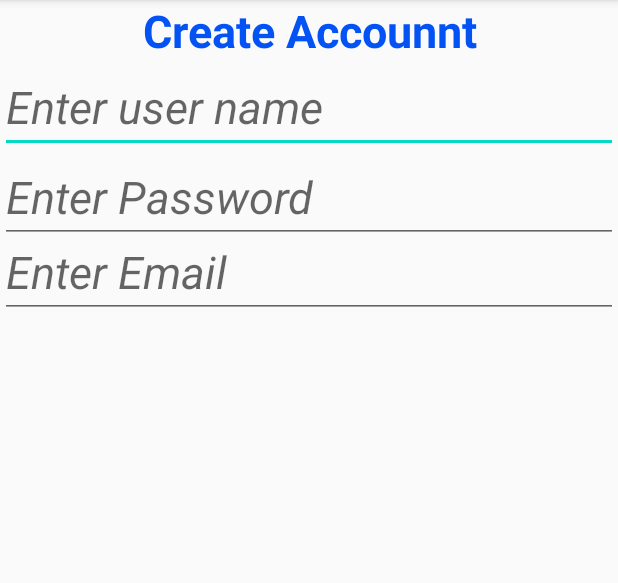
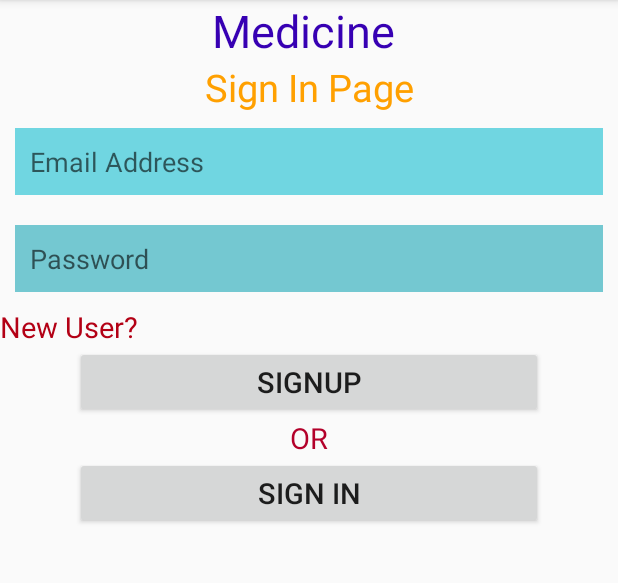
Before and after one commit to HaseebAli0122/loginform, an Android app: the screen it shows after launch (MainActivity), on a phone screen of 412 x 824 dp, the part 84-667 px from its top. Run offline under Robolectric (Android 15) with nearby library versions, the phone set to English and light mode, and no system bars.

Commit message:
project updated1

```diff
--- a/app/src/main/res/layout/activity_main.xml
+++ b/app/src/main/res/layout/activity_main.xml
@@ -1,55 +1,85 @@
 <?xml version="1.0" encoding="utf-8"?>
-<RelativeLayout xmlns:android="http://schemas.android.com/apk/res/android"
+<LinearLayout xmlns:android="http://schemas.android.com/apk/res/android"
     xmlns:app="http://schemas.android.com/apk/res-auto"
     xmlns:tools="http://schemas.android.com/tools"
     android:layout_width="match_parent"
     android:layout_height="match_parent"
+    android:orientation="vertical"
     tools:context=".MainActivity">
+
+    <TextView
+        android:id="@+id/text"
+        android:layout_width="match_parent"
+        android:layout_height="wrap_content"
+        android:text="Medicine "
+        android:gravity="center"
+        android:textSize="30dp"
+        android:textColor="@color/purple_700"
+        />
+    <TextView
+        android:layout_width="match_parent"
+        android:layout_height="wrap_content"
+        android:text="Sign In Page"
+        android:textSize="25dp"
+        android:gravity="center"
+        android:textColor="#FFA000"
+        android:id="@+id/txt1"
+        />
+    <EditText
+        android:layout_width="match_parent"
+        android:layout_height="wrap_content"
+        android:id="@+id/edit"
+        android:hint="Email Address"
+        android:background="#70D6E1"
+        android:textColor="@color/white"
+        android:layout_margin="10dp"
+        android:padding="10dp"
+        />
+
+    <EditText
+        android:layout_width="match_parent"
+        android:layout_height="wrap_content"
+        android:id="@+id/password"
+        android:hint="Password"
+        android:background="#74C8D1"
+        android:textColor="@color/white"
+        android:layout_margin="10dp"
+        android:padding="10dp"/>
 
     <TextView
         android:layout_width="match_parent"
         android:layout_height="wrap_content"
-        android:text="Create Accounnt"
-        android:textSize="30dp"
-        android:gravity="center"
-        android:id="@+id/create"
-        android:textStyle="bold"
-        android:textColor="#0353F4"
-        app:layout_constraintBottom_toBottomOf="parent"
-        app:layout_constraintHorizontal_bias="0.533"
-        app:layout_constraintLeft_toLeftOf="parent"
-        app:layout_constraintRight_toRightOf="parent"
-        app:layout_constraintTop_toTopOf="parent" />
-    <EditText
+        android:id="@+id/textview"
+        android:text="New User?"
+        android:textColor="#B30015"
+        android:textSize="19dp"
+        />
+    <Button
         android:layout_width="match_parent"
         android:layout_height="wrap_content"
-        android:hint="Enter user name"
-        android:layout_below="@id/create"
-        android:textStyle="italic"
-        android:textSize="30dp"
-        android:textColor="#C38722"
+        android:id="@+id/btn_signup"
+        android:text="SignUp"
+        android:textSize="19dp"
+        android:layout_marginLeft="50dp"
+        android:layout_marginRight="50dp"
+
         />
-    <EditText
+    <TextView
         android:layout_width="match_parent"
         android:layout_height="wrap_content"
-        android:hint="Enter Password"
-        android:layout_below="@id/create"
-        android:textStyle="italic"
-        android:textSize="30dp"
-        android:layout_marginTop="60dp"
-        android:textColor="#C38722"
-        />
-    <EditText
+        android:text="OR"
+        android:textSize="19dp"
+        android:gravity="center"
+        android:textColor="#B3002A"/>
+    <Button
         android:layout_width="match_parent"
         android:layout_height="wrap_content"
-        android:hint="Enter Email"
-        android:layout_below="@id/create"
-        android:textStyle="italic"
-        android:textSize="30dp"
-        android:layout_marginTop="110dp"
-        android:textColor="#C38722"
+        android:id="@+id/btnsignin"
+        android:text="Sign In"
+        android:textSize="19dp"
+        android:layout_marginRight="50dp"
+        android:layout_marginLeft="50dp"
         />
 
 
-
-</RelativeLayout>
+</LinearLayout>
```
